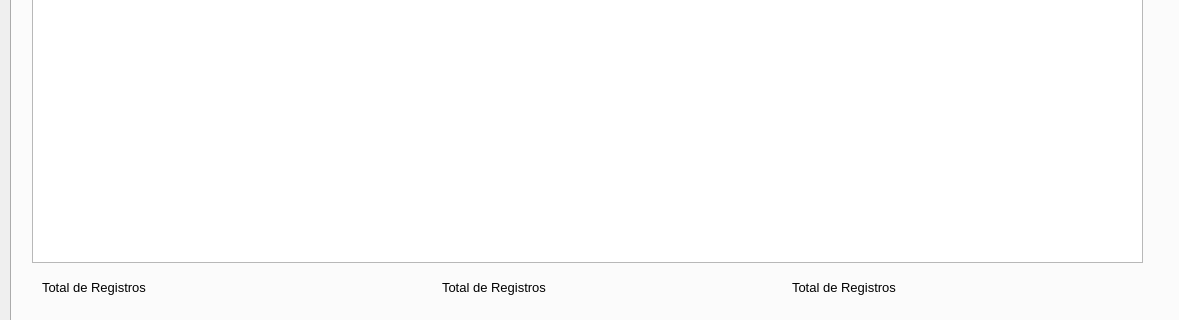
Above: projeto_EE_2022_1/telaprincipal.ui from MariaZBP/projeto_Qt before the change; both pictures show x 0 to 1179 and y 375 to 695 of the 1179 by 695 pixel window. Below: the same form after it.
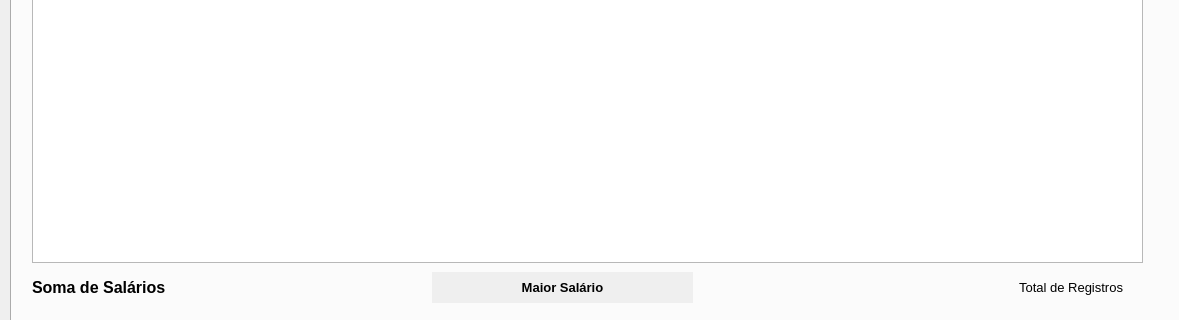
That is the form after the change. Icons and pictures are not drawn.

Commit message: Layout dos salários e total de registros

Patch:
```diff
--- a/projeto_EE_2022_1/telaprincipal.ui
+++ b/projeto_EE_2022_1/telaprincipal.ui
@@ -126,19 +126,22 @@
     <widget class="QLabel" name="lblTotalSalarios">
      <property name="geometry">
       <rect>
-       <x>30</x>
+       <x>20</x>
        <y>610</y>
-       <width>371</width>
+       <width>311</width>
        <height>31</height>
       </rect>
      </property>
      <property name="font">
       <font>
        <pointsize>10</pointsize>
+       <weight>75</weight>
+       <italic>false</italic>
+       <bold>true</bold>
       </font>
      </property>
      <property name="text">
-      <string>Total de Registros</string>
+      <string>&lt;html&gt;&lt;head/&gt;&lt;body&gt;&lt;p&gt;&lt;span style=&quot; font-size:12pt; color:#000000;&quot;&gt;Soma de Salários&lt;/span&gt;&lt;/p&gt;&lt;/body&gt;&lt;/html&gt;</string>
      </property>
     </widget>
     <widget class="QGroupBox" name="groupBox">
@@ -201,27 +204,35 @@
     <widget class="QLabel" name="lblMaiorSalario">
      <property name="geometry">
       <rect>
-       <x>430</x>
+       <x>420</x>
        <y>610</y>
-       <width>371</width>
+       <width>261</width>
        <height>31</height>
       </rect>
      </property>
      <property name="font">
       <font>
        <pointsize>10</pointsize>
+       <weight>75</weight>
+       <bold>true</bold>
       </font>
      </property>
+     <property name="layoutDirection">
+      <enum>Qt::LeftToRight</enum>
+     </property>
+     <property name="autoFillBackground">
+      <bool>true</bool>
+     </property>
      <property name="text">
-      <string>Total de Registros</string>
+      <string>&lt;html&gt;&lt;head/&gt;&lt;body&gt;&lt;p align=&quot;center&quot;&gt;Maior Salário&lt;/p&gt;&lt;/body&gt;&lt;/html&gt;</string>
      </property>
     </widget>
     <widget class="QLabel" name="lblTotalRegistros_2">
      <property name="geometry">
       <rect>
-       <x>780</x>
+       <x>900</x>
        <y>610</y>
-       <width>371</width>
+       <width>211</width>
        <height>31</height>
       </rect>
      </property>
@@ -231,7 +242,7 @@
       </font>
      </property>
      <property name="text">
-      <string>Total de Registros</string>
+      <string>&lt;html&gt;&lt;head/&gt;&lt;body&gt;&lt;p align=&quot;right&quot;&gt;Total de Registros&lt;/p&gt;&lt;/body&gt;&lt;/html&gt;</string>
      </property>
     </widget>
    </widget>
```
Left out of the diff: 2 changed lines with no effect on the pictures. The commit also changes 2 other files.
